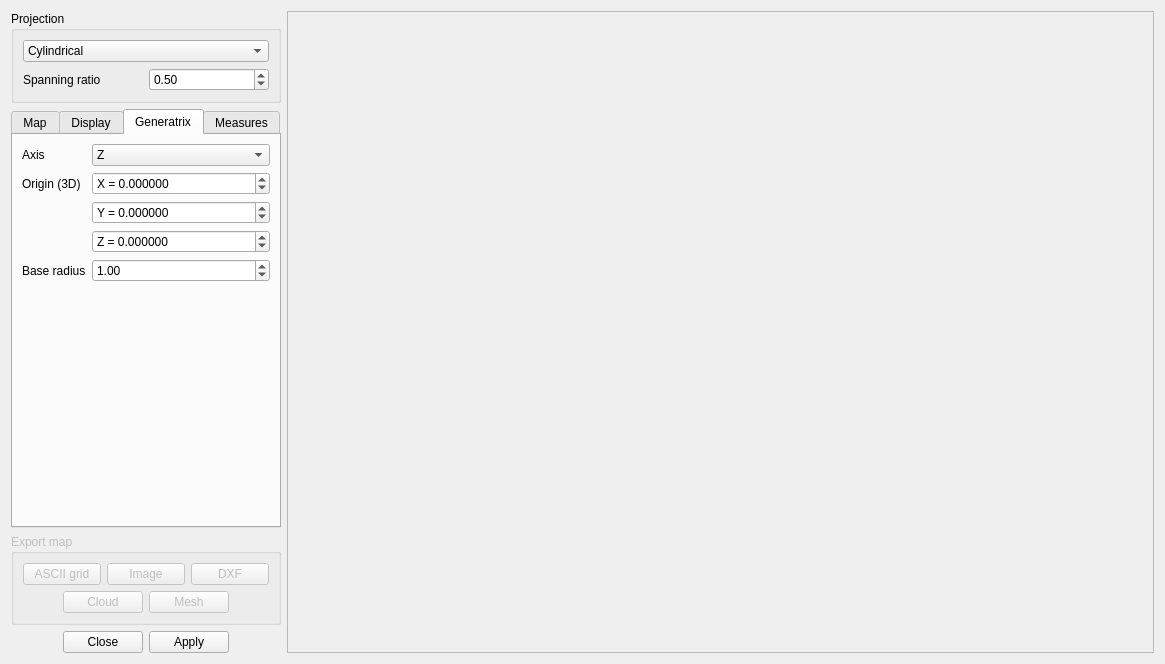
Before: the Qt Designer form plugins/core/qSRA/distanceMapGenerationDlg.ui in CloudCompare/CloudCompare, drawn with Qt 5.
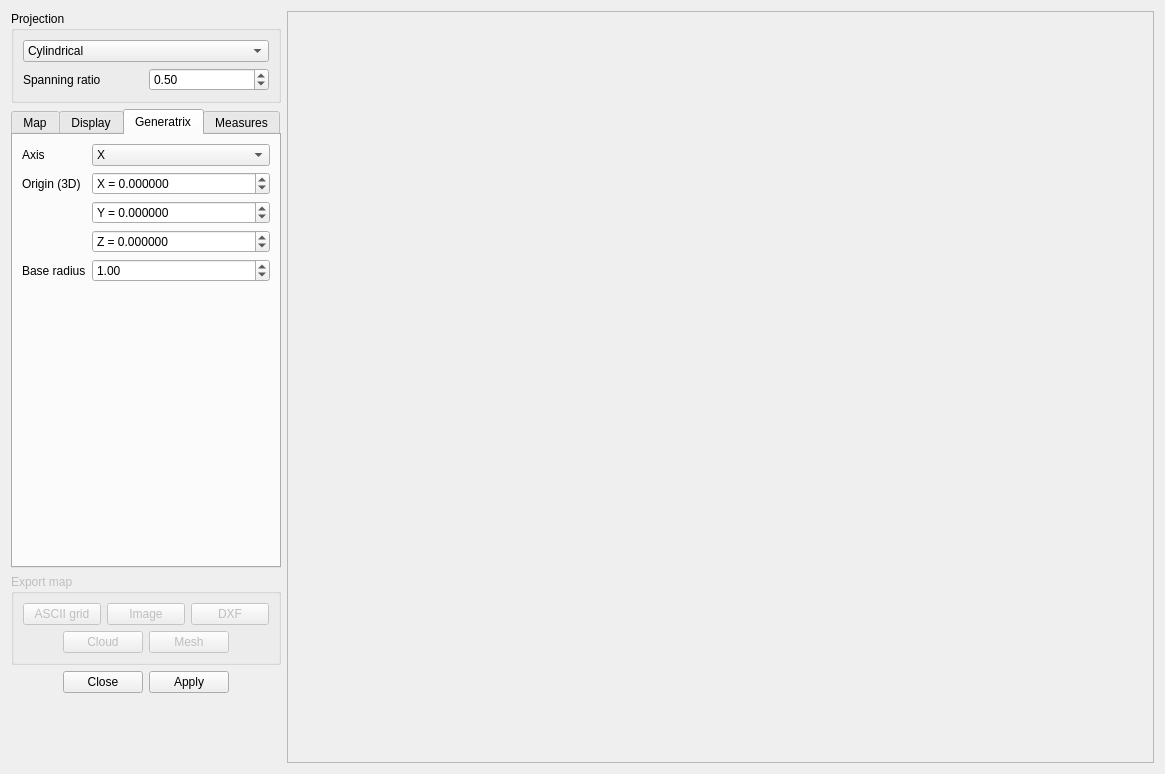
After: the same form once the commit is applied. The open tabs and pages were chosen to show the change.

Patch:
```diff
--- a/plugins/core/qSRA/distanceMapGenerationDlg.ui
+++ b/plugins/core/qSRA/distanceMapGenerationDlg.ui
@@ -7,7 +7,7 @@
     <x>0</x>
     <y>0</y>
     <width>1165</width>
-    <height>620</height>
+    <height>774</height>
    </rect>
   </property>
   <property name="windowTitle">
@@ -1180,7 +1180,7 @@
              <string>Generatrix direction (in the 3D world)</string>
             </property>
             <property name="currentIndex">
-             <number>2</number>
+             <number>0</number>
             </property>
             <item>
              <property name="text">
```
Left out of the diff: 14 changed lines with no effect on the pictures.
